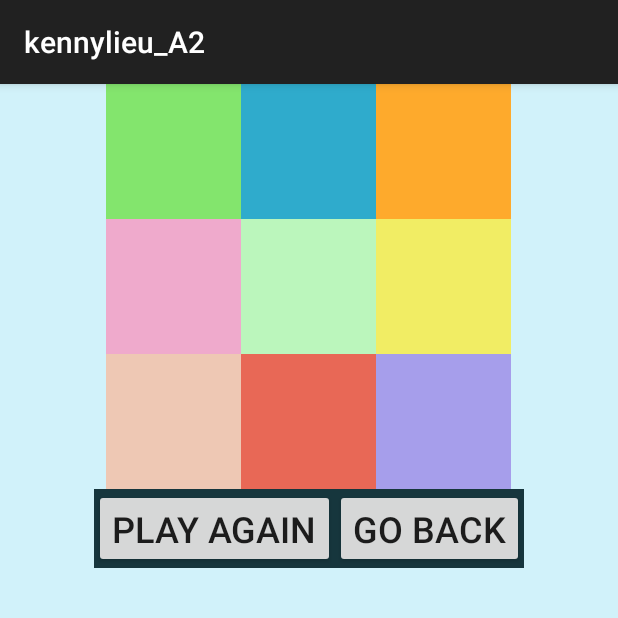
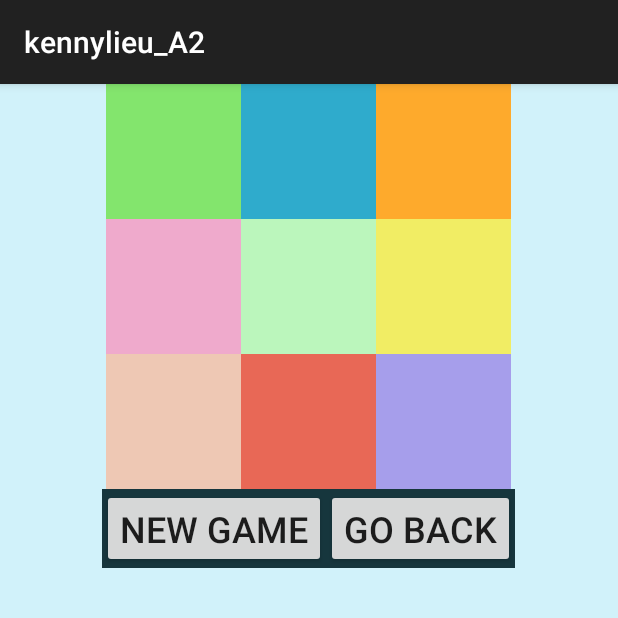
Before and after one commit to app0pi/tictactoe, an Android app: the fragment GameFragment placed in its activity, after a tap on an icon or button, on a phone screen of 412 x 824 dp, the top half of it. Run offline under Robolectric (Android 15) with nearby library versions, the phone set to English and light mode, and no system bars; 1 statement that could not run was skipped.

```diff
--- a/app/src/main/java/com/csci448/kennylieu/kennylieu_A2/ui/game/GameFragment.kt
+++ b/app/src/main/java/com/csci448/kennylieu/kennylieu_A2/ui/game/GameFragment.kt
@@ -80,20 +80,25 @@ class GameFragment : Fragment() {
 
     private fun playPiece(block: ImageView){
 //        if(!playedPieces.contains(block) && !gameOver){
-        if(playedPieces?.contains(block.id)==false && !gameOver){ //FOR PURPOSES OF BUNDLE
-            block.setImageResource(currentPiece)
+
+        if((playedPieces?.contains(block.id)==false) && !gameOver){ //FOR PURPOSES OF BUNDLE
+            /*block.setImageResource(currentPiece)
             if(currentPiece == R.drawable.ic_o)
                 currentPiece = R.drawable.ic_x
             else
-                currentPiece = R.drawable.ic_o
+                currentPiece = R.drawable.ic_o*/
+
             //playedPieces.add(block)
+            Log.d(logTag, "piece played")
             playedPieces?.add(block.id) //FOR PURPOSES OF BUNDLE
             piecesPlaced++
             if(player1){
+                block.setImageResource(player1Piece)
                 //player1Pieces.add(block)
                 player1Pieces?.add(block.id)//FOR PURPOSES OF BUNDLE
                 player1 = false
             } else {
+                block.setImageResource(player2Piece)
                 //player2Pieces.add(block)
                 player2Pieces?.add(block.id) //FOR PURPOSES OF BUNDLE
                 player1 = true
@@ -168,30 +173,13 @@ class GameFragment : Fragment() {
                 gameViewModel.addResult(result)
                 return
             }
+        } else {
+            Log.d(logTag, "can't play piece")
+            //Log.d(logTag, playedPieces?.contains(block.id).toString())
+        }
     }
 
-    }
-
-    override fun onCreateView(
-        inflater: LayoutInflater, container: ViewGroup?,
-        savedInstanceState: Bundle?
-    ): View {
-        Log.d(logTag, "onCreateView() called")
-        setHasOptionsMenu(true)
-        val view = inflater.inflate(R.layout.game_fragment, container, false)
-        playAgainButton = view?.findViewById(R.id.play_again_button) as Button
-        goBackButton = view?.findViewById(R.id.go_back_button) as Button
-        block1 = view?.findViewById(R.id.block1) as ImageView
-        block2 = view?.findViewById(R.id.block2) as ImageView
-        block3 = view?.findViewById(R.id.block3) as ImageView
-        block4 = view?.findViewById(R.id.block4) as ImageView
-        block5 = view?.findViewById(R.id.block5) as ImageView
-        block6 = view?.findViewById(R.id.block6) as ImageView
-        block7 = view?.findViewById(R.id.block7) as ImageView
-        block8 = view?.findViewById(R.id.block8) as ImageView
-        block9 = view?.findViewById(R.id.block9) as ImageView
-
-        playAgainButton.setOnClickListener {
+    fun initialize() {
         block1.setImageResource(android.R.color.transparent)
         block2.setImageResource(android.R.color.transparent)
         block3.setImageResource(android.R.color.transparent)
@@ -224,6 +212,43 @@ class GameFragment : Fragment() {
             player2Piece = R.drawable.ic_o
             currentPiece = R.drawable.ic_x
         }
+    }
+
+    override fun onCreateView(
+        inflater: LayoutInflater, container: ViewGroup?,
+        savedInstanceState: Bundle?
+    ): View {
+
+        player1Piece = savedInstanceState?.getInt("player1Piece", player1Piece) ?: 0
+        player2Piece = savedInstanceState?.getInt("player2Piece", player2Piece) ?: 0
+        piecesPlaced = savedInstanceState?.getInt("piecesPlaced", piecesPlaced) ?: 0
+        currentPiece = savedInstanceState?.getInt("currentPiece", currentPiece) ?: 0
+        gameOver = savedInstanceState?.getBoolean("gameOver", gameOver) ?: false
+        player1 = savedInstanceState?.getBoolean("player1", player1) ?: false
+        var blep: String? = "playedPieces"
+        val clep: String? = "player1Pieces"
+        val dlep: String? = "player2Pieces"
+        playedPieces = savedInstanceState?.getIntegerArrayList(blep)
+        player1Pieces = savedInstanceState?.getIntegerArrayList(clep)
+        player2Pieces = savedInstanceState?.getIntegerArrayList(dlep)
+
+        Log.d(logTag, "onCreateView() called")
+        setHasOptionsMenu(true)
+        val view = inflater.inflate(R.layout.game_fragment, container, false)
+        playAgainButton = view?.findViewById(R.id.play_again_button) as Button
+        goBackButton = view?.findViewById(R.id.go_back_button) as Button
+        block1 = view?.findViewById(R.id.block1) as ImageView
+        block2 = view?.findViewById(R.id.block2) as ImageView
+        block3 = view?.findViewById(R.id.block3) as ImageView
+        block4 = view?.findViewById(R.id.block4) as ImageView
+        block5 = view?.findViewById(R.id.block5) as ImageView
+        block6 = view?.findViewById(R.id.block6) as ImageView
+        block7 = view?.findViewById(R.id.block7) as ImageView
+        block8 = view?.findViewById(R.id.block8) as ImageView
+        block9 = view?.findViewById(R.id.block9) as ImageView
+
+        playAgainButton.setOnClickListener {
+            initialize()
         }
         goBackButton.setOnClickListener {
             callbacks?.onGameBackClicked()
@@ -312,19 +337,7 @@ class GameFragment : Fragment() {
         val factory = GameViewModelFactory(requireContext())
         gameViewModel = ViewModelProvider(this, factory).get(GameViewModel::class.java)
 
-        player1Piece = savedInstanceState?.getInt("player1Piece", player1Piece) ?: 0
-        player2Piece = savedInstanceState?.getInt("player2Piece", player2Piece) ?: 0
-        piecesPlaced = savedInstanceState?.getInt("piecesPlaced", piecesPlaced) ?: 0
-        currentPiece = savedInstanceState?.getInt("currentPiece", currentPiece) ?: 0
-        gameOver = savedInstanceState?.getBoolean("gameOver", gameOver) ?: false
-        player1 = savedInstanceState?.getBoolean("player1", player1) ?: true
 
-        var blep: String? = "playedPieces"
-        val clep: String? = "player1Pieces"
-        val dlep: String? = "player2Pieces"
-        playedPieces = savedInstanceState?.getIntegerArrayList(blep)
-        player1Pieces = savedInstanceState?.getIntegerArrayList(clep)
-        player2Pieces = savedInstanceState?.getIntegerArrayList(dlep)
     }
 
 
--- a/app/src/main/res/layout/game_fragment.xml
+++ b/app/src/main/res/layout/game_fragment.xml
@@ -97,7 +97,7 @@
             android:id="@+id/play_again_button"
             android:layout_width="wrap_content"
             android:layout_height="wrap_content"
-            android:text="PLAY AGAIN"
+            android:text="NEW GAME"
             android:textSize="24dp" />
 
         <Button
```
Lines whose indentation alone changed are shown as unchanged.
